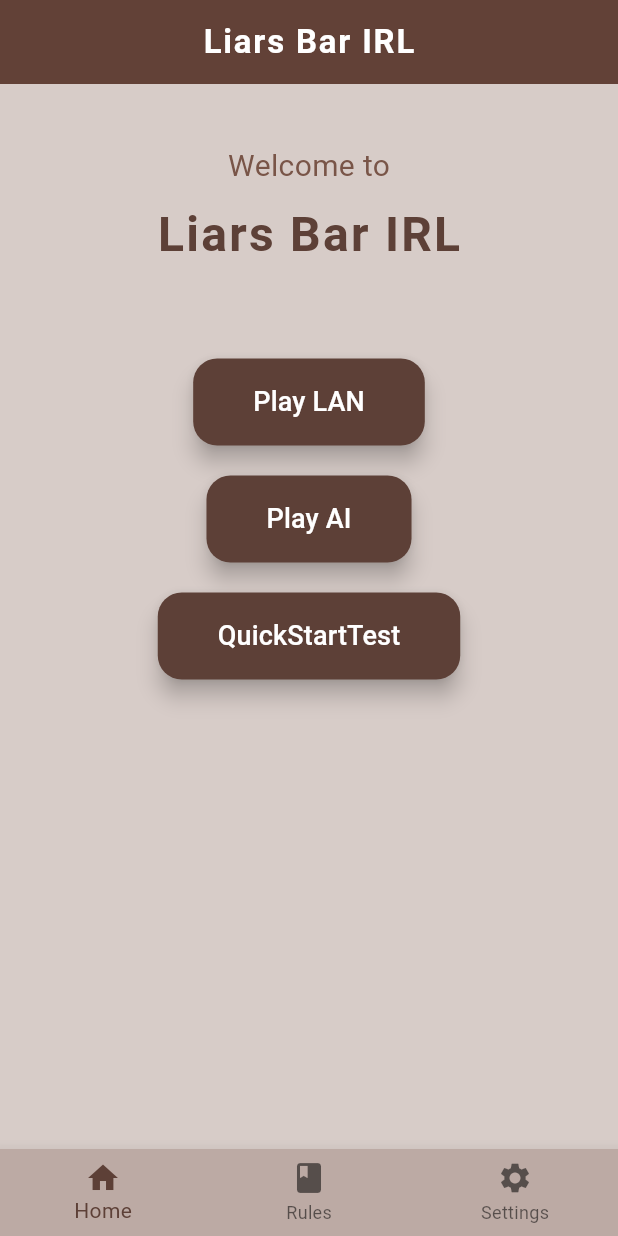
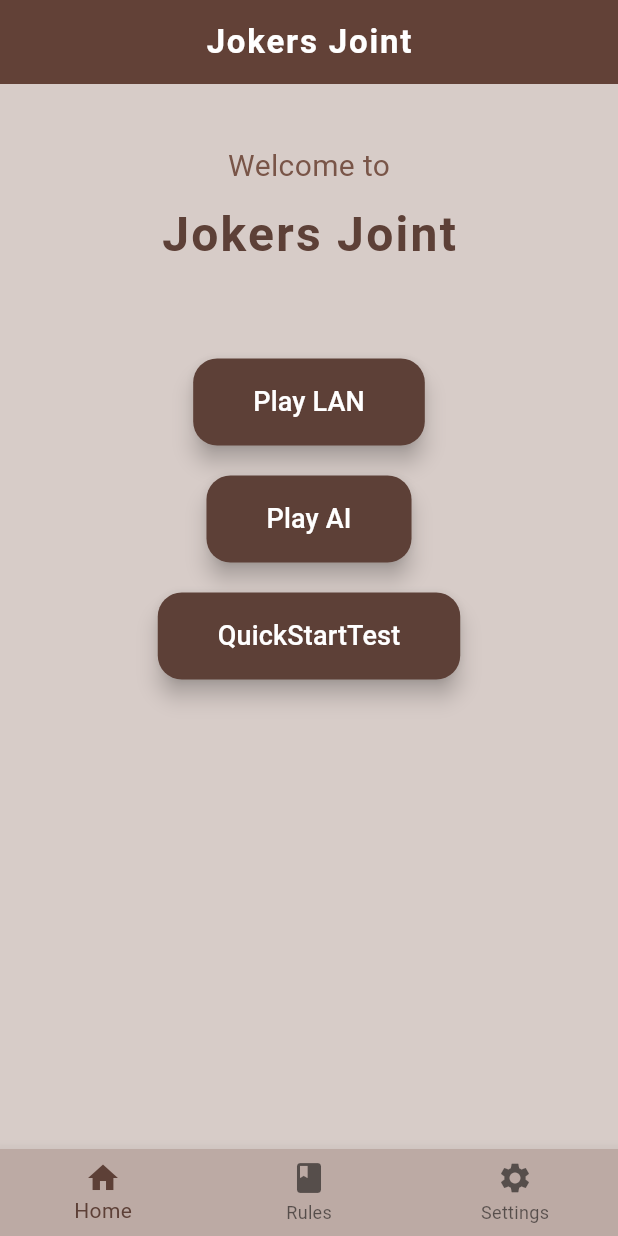
Before and after one commit to mpinel6/CSC4330FInalProject, a Flutter app: the screen it shows after launch, on a phone screen of 412 x 824 dp. Run offline on Flutter 3.47's test engine with Material 3 defaults, Android fonts, the phone set to English and light mode, and no system bars; missing offline and left inert: network_info_plus.

Commit message:
name changes

```diff
--- a/lib/main.dart
+++ b/lib/main.dart
@@ -17,13 +17,13 @@ class MyApp extends StatelessWidget {
   @override
   Widget build(BuildContext context) {
     return MaterialApp(
-      title: 'Liars Bar IRL',
+      title: 'Jokers Joint',
       theme: ThemeData(
         colorScheme: ColorScheme.fromSeed(seedColor: Colors.brown),
         useMaterial3: true,
         fontFamily: 'Roboto',
       ),
-      home: const MyHomePage(title: 'Liars Bar IRL'),
+      home: const MyHomePage(title: 'Jokers Joint'),
       debugShowCheckedModeBanner: false,
     );
   }
@@ -95,7 +95,7 @@ class _MyHomePageState extends State<MyHomePage> {
               ),
               const SizedBox(height: 8),
               Text(
-                'Liars Bar IRL',
+                'Jokers Joint',
                 style: TextStyle(
                   fontSize: 32,
                   fontWeight: FontWeight.bold,
--- a/lib/matt_home_page.dart
+++ b/lib/matt_home_page.dart
@@ -10,13 +10,13 @@ class matthomepage extends StatelessWidget {
   @override
   Widget build(BuildContext context) {
     return MaterialApp(
-      title: 'Liars Bar IRL',
+      title: 'Jokers Joint',
       theme: ThemeData(
         colorScheme: ColorScheme.fromSeed(seedColor: Colors.brown),
         useMaterial3: true,
         fontFamily: 'Roboto',
       ),
-      home: const MyHomePage(title: 'Liars Bar IRL'),
+      home: const MyHomePage(title: 'Jokers Joint'),
       debugShowCheckedModeBanner: false,
     );
   }
@@ -88,7 +88,7 @@ class _MyHomePageState extends State<MyHomePage> {
               ),
               const SizedBox(height: 8),
               Text(
-                'Liars Bar IRL',
+                'Jokers Joint',
                 style: TextStyle(
                   fontSize: 32,
                   fontWeight: FontWeight.bold,
```
